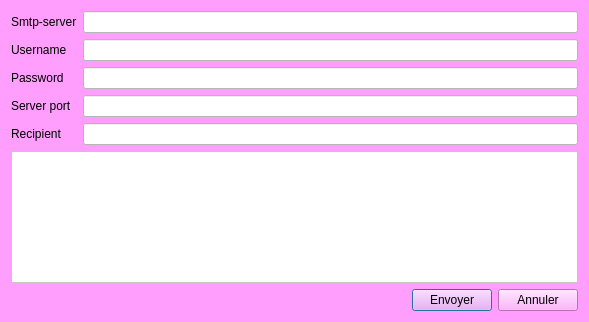
The window that Dhia/dialog.ui (dhiaabdelli1/Wedding_planner_2A1) describes before a commit, drawn with Qt 5.
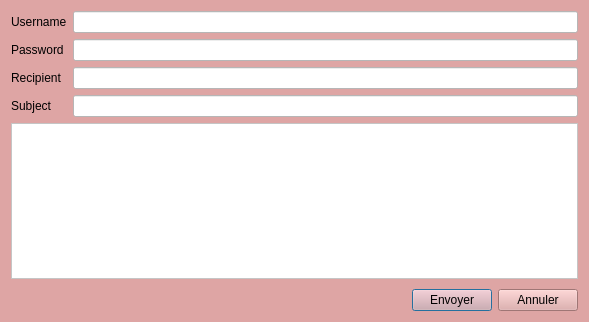
The same window after the commit.

The edit to the form file:
```diff
--- a/Dhia/dialog.ui
+++ b/Dhia/dialog.ui
@@ -14,7 +14,7 @@
    <string>Dialog</string>
   </property>
   <property name="styleSheet">
-   <string notr="true">background-color: rgb(255, 158, 253);
+   <string notr="true">background-color: #DEA5A4;
 font: 8pt &quot;Forte&quot;;
 color:rgb(0,0,0);
 </string>
@@ -25,75 +25,61 @@
      <item>
       <layout class="QFormLayout" name="formLayout">
        <item row="0" column="0">
-        <widget class="QLabel" name="cINLabel">
-         <property name="text">
-          <string>Smtp-server</string>
-         </property>
-        </widget>
-       </item>
-       <item row="0" column="1">
-        <widget class="QLineEdit" name="server">
-         <property name="styleSheet">
-          <string notr="true">background-color: rgb(255, 255, 255);</string>
-         </property>
-        </widget>
-       </item>
-       <item row="1" column="0">
         <widget class="QLabel" name="nomLabel">
          <property name="text">
           <string>Username</string>
          </property>
         </widget>
        </item>
-       <item row="1" column="1">
+       <item row="0" column="1">
         <widget class="QLineEdit" name="uname">
          <property name="styleSheet">
           <string notr="true">background-color: rgb(255, 255, 255);</string>
          </property>
         </widget>
        </item>
-       <item row="2" column="0">
+       <item row="1" column="0">
         <widget class="QLabel" name="prenomLabel">
          <property name="text">
           <string>Password</string>
          </property>
         </widget>
        </item>
-       <item row="2" column="1">
+       <item row="1" column="1">
         <widget class="QLineEdit" name="passwd">
          <property name="styleSheet">
           <string notr="true">background-color: rgb(255, 255, 255);</string>
          </property>
         </widget>
        </item>
-       <item row="3" column="0">
-        <widget class="QLabel" name="serverPortLabel">
-         <property name="text">
-          <string>Server port</string>
-         </property>
-        </widget>
-       </item>
-       <item row="3" column="1">
-        <widget class="QLineEdit" name="port">
-         <property name="styleSheet">
-          <string notr="true">background-color: rgb(255, 255, 255);</string>
-         </property>
-        </widget>
-       </item>
-       <item row="4" column="0">
+       <item row="2" column="0">
         <widget class="QLabel" name="recipientLabel">
          <property name="text">
           <string>Recipient</string>
          </property>
         </widget>
        </item>
-       <item row="4" column="1">
+       <item row="2" column="1">
         <widget class="QLineEdit" name="recipient">
          <property name="styleSheet">
           <string notr="true">background-color: rgb(255, 255, 255);</string>
          </property>
         </widget>
        </item>
+       <item row="3" column="0">
+        <widget class="QLabel" name="subjectLabel">
+         <property name="text">
+          <string>Subject</string>
+         </property>
+        </widget>
+       </item>
+       <item row="3" column="1">
+        <widget class="QLineEdit" name="subjectLineEdit">
+         <property name="styleSheet">
+          <string notr="true">background-color: rgb(255, 255, 255);</string>
+         </property>
+        </widget>
+       </item>
       </layout>
      </item>
      <item>
```
